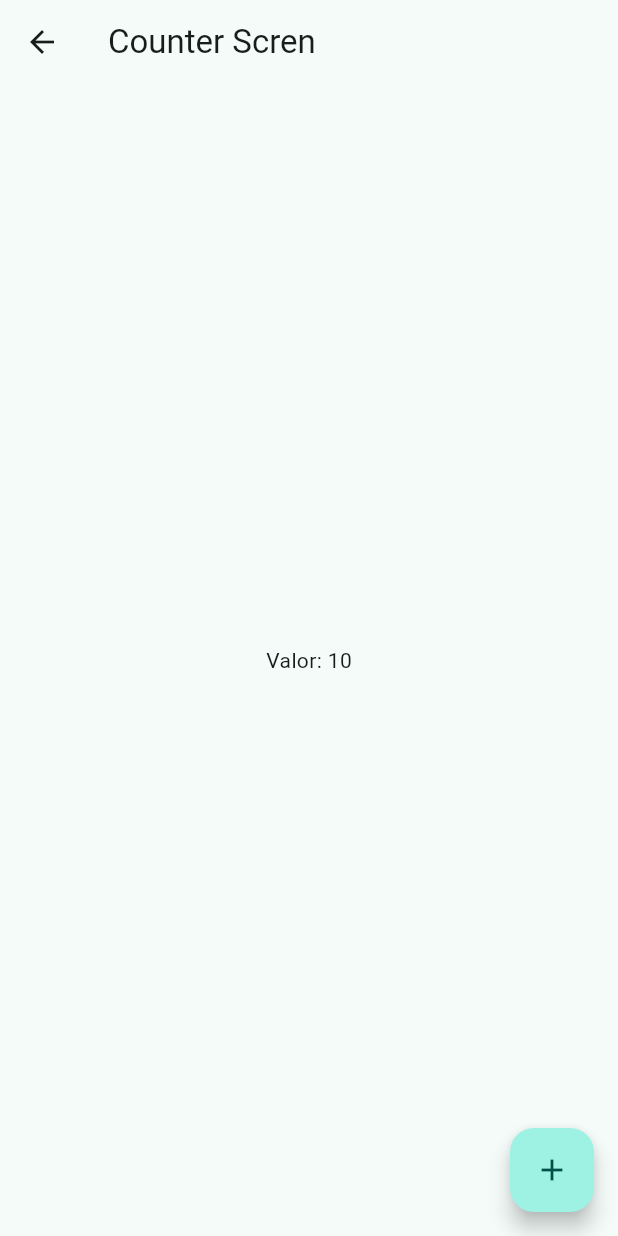
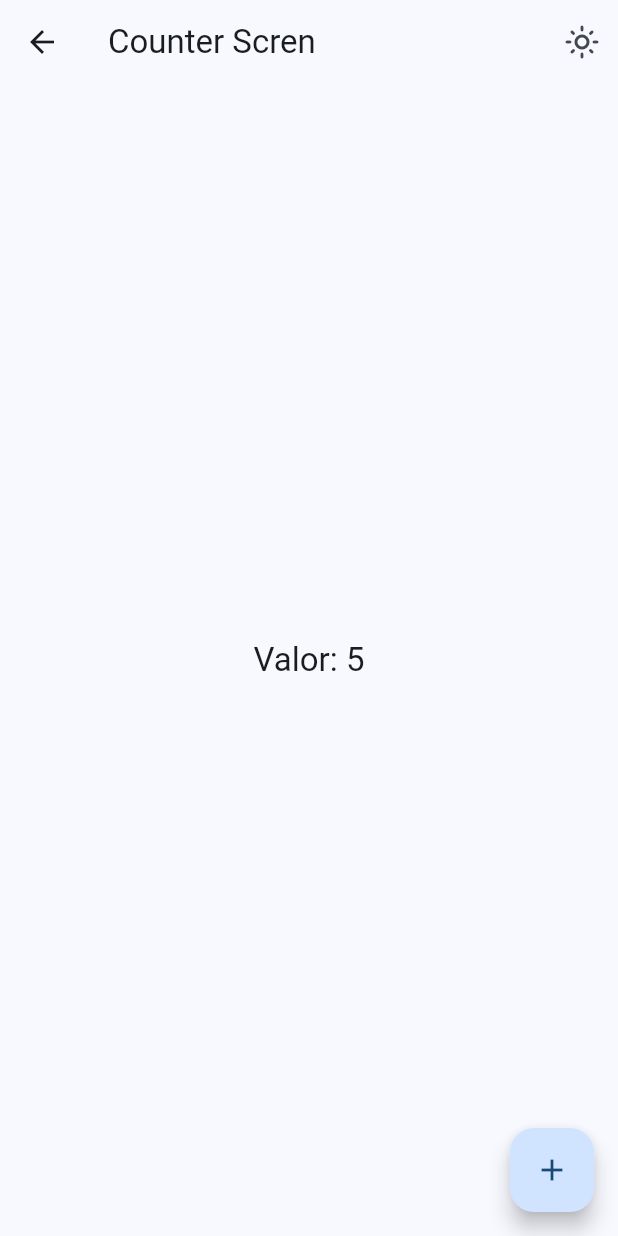
Before and after one commit to B3TsT/widget-material3, a Flutter app: the screen it shows after launch, after a tap on "Riverpod Counter", on a phone screen of 412 x 824 dp. Run offline on Flutter 3.47's test engine with Material 2 defaults, Android fonts, the phone set to English and light mode, and no system bars; our stand-ins replace animate_do, flutter_riverpod, go_router.

Commit message:
before statenotifier

```diff
--- a/lib/main.dart
+++ b/lib/main.dart
@@ -1,6 +1,9 @@
 import 'package:flutter/material.dart';
+import 'package:flutter_riverpod/flutter_riverpod.dart';
 import 'package:widgets_app/src/app.dart';
 
 void main() {
-  runApp(const MainApp());
+  runApp(const ProviderScope(
+    child: MainApp(),
+  ));
 }
--- a/lib/src/app.dart
+++ b/lib/src/app.dart
@@ -1,18 +1,23 @@
 import 'package:flutter/material.dart';
+import 'package:flutter_riverpod/flutter_riverpod.dart';
+import 'package:widgets_app/src/presentation/screens/counter/theme_provider.dart';
 
 import 'config/router/app_router.dart';
 import 'config/theme/app_theme.dart';
 
-class MainApp extends StatelessWidget {
+class MainApp extends ConsumerWidget {
   const MainApp({super.key});
 
   @override
-  Widget build(BuildContext context) {
+  Widget build(BuildContext context, WidgetRef ref) {
+    final isDarkMode = ref.watch(isDarkModeProvider);
+    final selectedColor = ref.watch(selectedColorProvider);
     return MaterialApp.router(
       title: 'Flutter Widgets',
       routerConfig: appRouter,
       debugShowCheckedModeBanner: false,
-      theme: AppTheme(selectedColor: 1).getTheme(),
+      theme: AppTheme(selectedColor: selectedColor, isDarkMode: isDarkMode)
+          .getTheme(),
     );
   }
 }
--- a/lib/src/config/router/app_router.dart
+++ b/lib/src/config/router/app_router.dart
@@ -55,5 +55,10 @@ final appRouter = GoRouter(
       name: CounterScreen.name,
       builder: (context, state) => const CounterScreen(),
     ),
+    GoRoute(
+      path: '/theme-changer',
+      name: ThemeChangerScreen.name,
+      builder: (context, state) => const ThemeChangerScreen(),
+    ),
   ],
 );
--- a/lib/src/config/theme/app_theme.dart
+++ b/lib/src/config/theme/app_theme.dart
@@ -13,14 +13,16 @@ const colorList = <Color>[
 ];
 
 class AppTheme {
-  AppTheme({this.selectedColor = 0})
+  AppTheme({this.selectedColor = 0, this.isDarkMode = false})
       : assert(selectedColor >= 0, 'Selected color must be greater then 0'),
         assert(selectedColor < colorList.length,
             'Selected color must be less or equal than ${colorList.length}');
   final int selectedColor;
+  final bool isDarkMode;
 
   ThemeData getTheme() => ThemeData(
       useMaterial3: true,
+      brightness: isDarkMode ? Brightness.dark : Brightness.light,
       colorSchemeSeed: colorList[selectedColor],
       appBarTheme: const AppBarTheme(
         centerTitle: false,
--- /dev/null
+++ b/lib/src/presentation/providers/counter_provider.dart
@@ -0,0 +1,3 @@
+import 'package:flutter_riverpod/flutter_riverpod.dart';
+
+final counterProvider = StateProvider<int>((ref) => 5);
--- a/lib/src/presentation/screens.dart
+++ b/lib/src/presentation/screens.dart
@@ -1,6 +1,7 @@
 export 'screens/animated/animated_screen.dart';
 export 'screens/app_tutorial_screen.dart';
 export 'screens/counter/counter_screen.dart';
+export 'screens/theme_changer/theme_changer.dart';
 export 'screens/buttons/buttons_screen.dart';
 export 'screens/cards/cards_screen.dart';
 export 'screens/home/home_screen.dart';
--- a/lib/src/presentation/screens/counter/counter_screen.dart
+++ b/lib/src/presentation/screens/counter/counter_screen.dart
@@ -1,20 +1,44 @@
 import 'package:flutter/material.dart';
+import 'package:flutter_riverpod/flutter_riverpod.dart';
 
-class CounterScreen extends StatelessWidget {
+import '../../providers/counter_provider.dart';
+import 'theme_provider.dart';
+
+class CounterScreen extends ConsumerWidget {
   const CounterScreen({super.key});
   static const String name = 'counter_screen';
 
   @override
-  Widget build(BuildContext context) {
+  Widget build(BuildContext context, WidgetRef ref) {
+    final int clickCounter = ref.watch(counterProvider);
+    final bool isDarkMode = ref.watch(isDarkModeProvider);
+    final theme = Theme.of(context);
+
     return Scaffold(
       appBar: AppBar(
         title: const Text('Counter Scren'),
+        actions: [
+          IconButton(
+            onPressed: () {
+              ref.read(isDarkModeProvider.notifier).update((state) => !state);
+            },
+            icon: isDarkMode
+                ? const Icon(Icons.dark_mode_outlined)
+                : const Icon(Icons.light_mode_outlined),
+          ),
+        ],
       ),
-      body: const Center(
-        child: Text('Valor: 10'),
+      body: Center(
+        child: Text(
+          'Valor: $clickCounter',
+          style: theme.textTheme.titleLarge,
+        ),
       ),
       floatingActionButton: FloatingActionButton(
-        onPressed: () {},
+        onPressed: () {
+          ref.read(counterProvider.notifier).state++;
+          // ref.read(counterProvider.notifier).update((state) => state + 1);
+        },
         child: const Icon(Icons.add),
       ),
     );
--- /dev/null
+++ b/lib/src/presentation/screens/counter/theme_provider.dart
@@ -0,0 +1,7 @@
+import 'package:flutter/material.dart';
+import 'package:flutter_riverpod/flutter_riverpod.dart';
+import 'package:widgets_app/src/config/theme/app_theme.dart';
+
+final isDarkModeProvider = StateProvider<bool>((ref) => false);
+final colorListProvider = Provider<List<Color>>((ref) => colorList);
+final selectedColorProvider = StateProvider<int>((ref) => 0);
--- a/pubspec.yaml
+++ b/pubspec.yaml
@@ -10,6 +10,7 @@ dependencies:
   animate_do: ^3.0.2
   flutter:
     sdk: flutter
+  flutter_riverpod: ^2.3.6
   go_router: ^6.5.7
 
 dev_dependencies:
```
Also changed, not shown: lib/src/config/theme/menu/menu_items.dart (+10 -4 lines), lib/src/presentation/screens/theme_changer/theme_changer.dart (added, +54 -0 lines), pubspec.lock.
